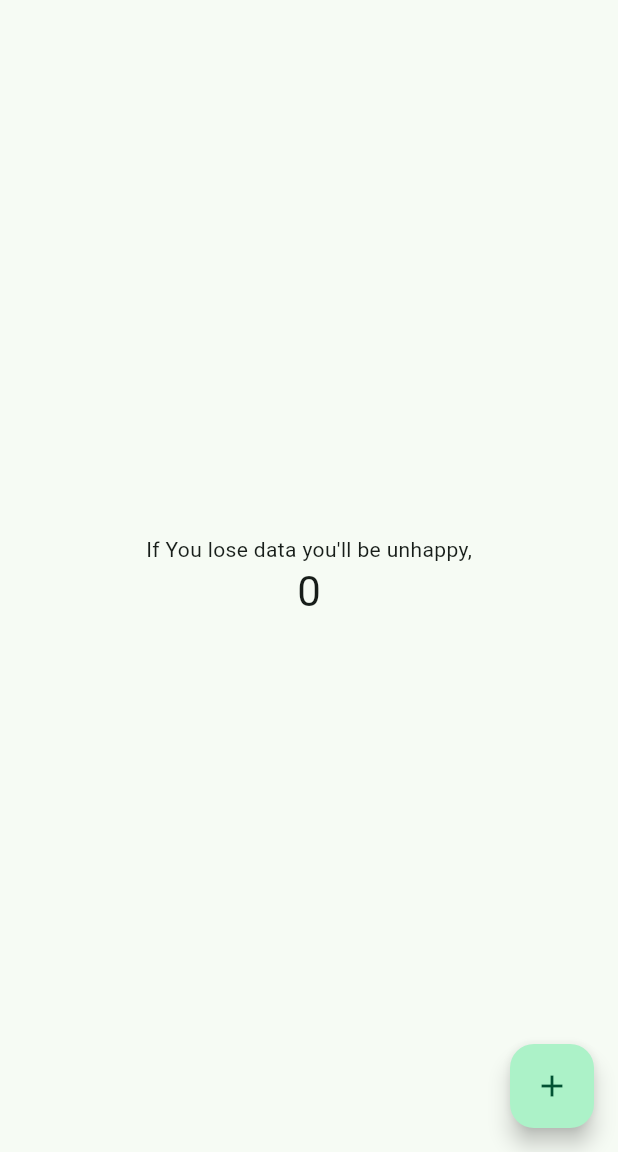
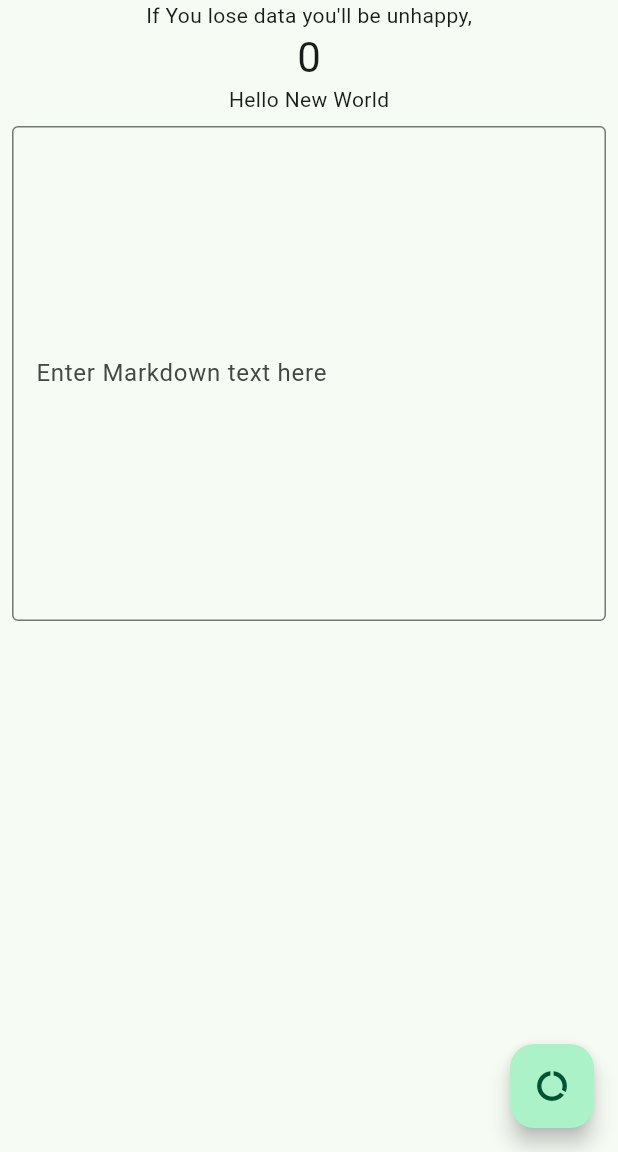
Before and after one commit to qweliant/note, a Flutter app: the screen it shows after launch, on a phone screen of 412 x 824 dp, the part 84-1236 px from its top. Run offline on Flutter 3.47's test engine with Material 3 defaults, Android fonts, the phone set to English and light mode, and no system bars; drawn by our look-alikes of flutter_markdown.

Commit message:
add renderer and text editor

```diff
--- a/lib/main.dart
+++ b/lib/main.dart
@@ -1,4 +1,7 @@
+import 'dart:math';
+
 import 'package:flutter/material.dart';
+import 'package:flutter_markdown/flutter_markdown.dart';
 
 void main() {
   runApp(const MyApp());
@@ -41,7 +44,8 @@ class MyHomePage extends StatefulWidget {
 
 class _MyHomePageState extends State<MyHomePage> {
   int _counter = 0;
-
+  final String _markdownData = "Hello New World";
+  final TextEditingController _controller = TextEditingController();
   void _incrementCounter() {
     setState(() {
       // This call to setState tells the Flutter framework that something has
@@ -51,6 +55,11 @@ class _MyHomePageState extends State<MyHomePage> {
       // called again, and so nothing would appear to happen.
       _counter++;
     });
+  }
+
+  void _saveNote() {
+    // Save the note to the database
+    setState(() {});
   }
 
   @override
@@ -92,13 +101,42 @@ class _MyHomePageState extends State<MyHomePage> {
               '$_counter',
               style: Theme.of(context).textTheme.headlineMedium,
             ),
+            MarkdownBody(
+              data: _markdownData,
+            ),
+            Expanded(
+              flex: 1,
+              child: Padding(
+                padding: const EdgeInsets.all(8.0),
+                child: TextField(
+                  controller: _controller,
+                  maxLines: null,
+                  expands: true,
+                  decoration: const InputDecoration(
+                    hintText: 'Enter Markdown text here',
+                    border: OutlineInputBorder(),
+                  ),
+                ),
+              ),
+            ),
+            Expanded(
+              flex: 1,
+              child: Padding(
+                padding: const EdgeInsets.all(8.0),
+                child: Markdown(
+                  data: _controller.text,
+                  selectable: true,
+                ),
+              ),
+            )
           ],
         ),
       ),
+
       floatingActionButton: FloatingActionButton(
-        onPressed: _incrementCounter,
-        tooltip: 'Increment',
-        child: const Icon(Icons.add),
+        onPressed: _saveNote,
+        tooltip: 'Save Note',
+        child: const Icon(Icons.data_saver_off),
       ), // This trailing comma makes auto-formatting nicer for build methods.
     );
   }
```
